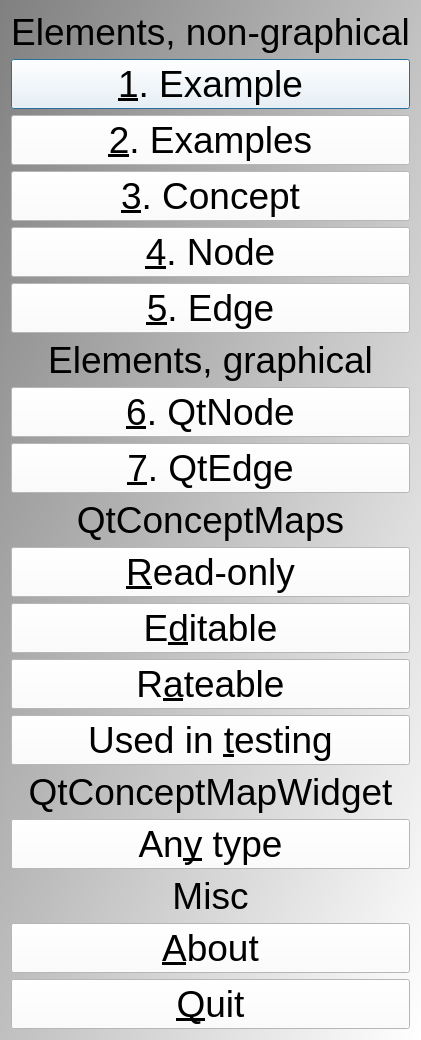
This is Tools/ToolTestConceptMap/qttestconceptmapmenudialog.ui in richelbilderbeek/ProjectRichelBilderbeek as Qt 5 draws it before an edit. The edited form follows.
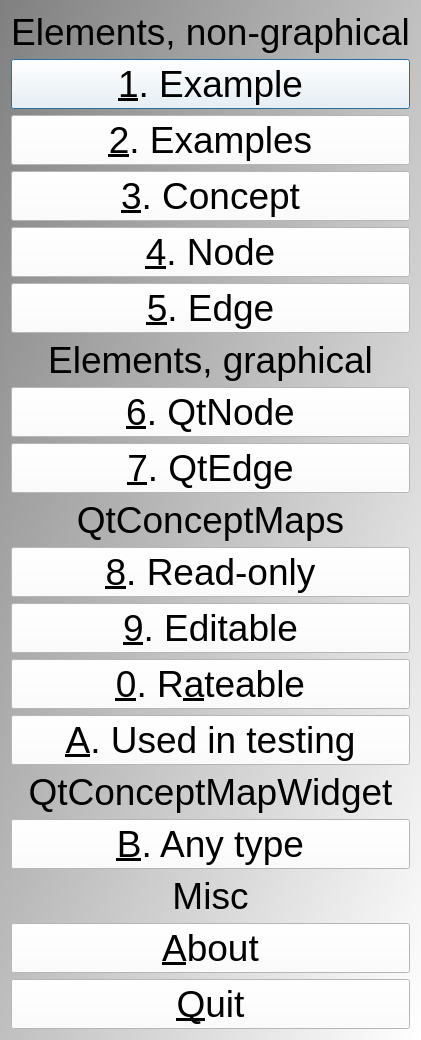
This is the edited form.

```diff
--- a/Tools/ToolTestConceptMap/qttestconceptmapmenudialog.ui
+++ b/Tools/ToolTestConceptMap/qttestconceptmapmenudialog.ui
@@ -6,7 +6,7 @@
    <rect>
     <x>0</x>
     <y>0</y>
-    <width>214</width>
+    <width>252</width>
     <height>589</height>
    </rect>
   </property>
@@ -112,28 +112,28 @@
    <item>
     <widget class="QPushButton" name="button_readonly_conceptmap">
      <property name="text">
-      <string>&amp;Read-only</string>
+      <string>&amp;8. Read-only</string>
      </property>
     </widget>
    </item>
    <item>
     <widget class="QPushButton" name="button_edit_conceptmap">
      <property name="text">
-      <string>E&amp;ditable</string>
+      <string>&amp;9. Editable</string>
      </property>
     </widget>
    </item>
    <item>
     <widget class="QPushButton" name="button_rate_conceptmap">
      <property name="text">
-      <string>R&amp;ateable</string>
+      <string>&amp;0. R&amp;ateable</string>
      </property>
     </widget>
    </item>
    <item>
     <widget class="QPushButton" name="button_view_concept_maps">
      <property name="text">
-      <string>Used in &amp;testing</string>
+      <string>&amp;A. Used in testing</string>
      </property>
     </widget>
    </item>
@@ -150,7 +150,7 @@
    <item>
     <widget class="QPushButton" name="button_conceptmapwidget">
      <property name="text">
-      <string>An&amp;y type</string>
+      <string>&amp;B. Any type</string>
      </property>
     </widget>
    </item>
```
